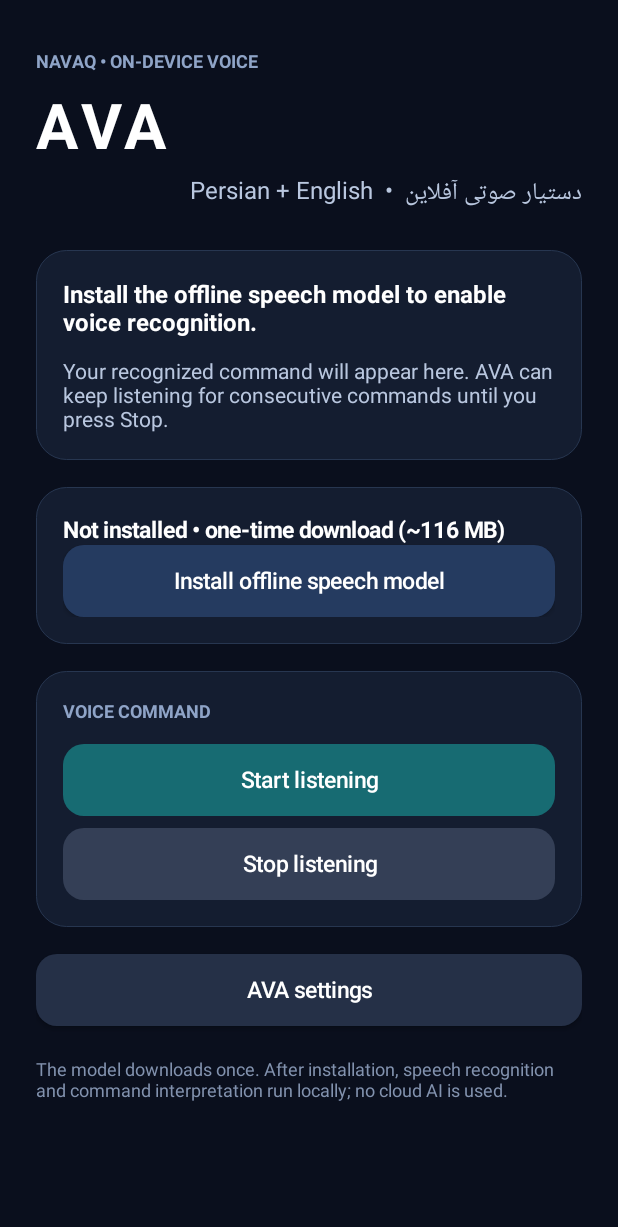
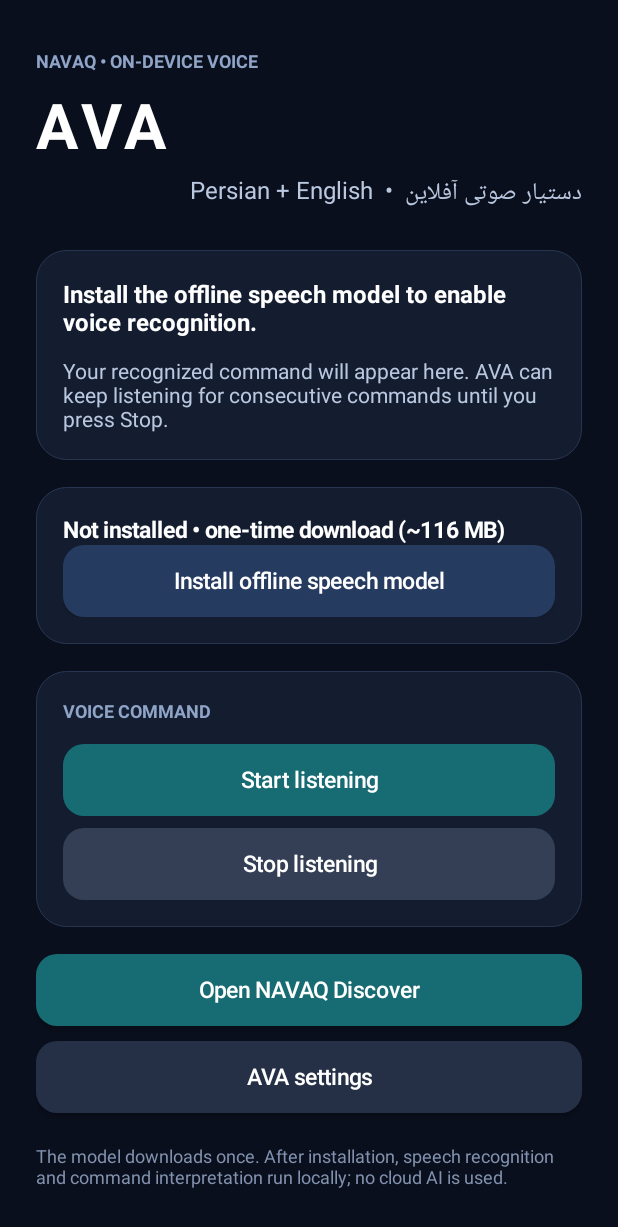
Before and after one commit to hajighmony-sudo/NAVAQ, an Android app: the screen it shows after launch (AvaActivity), on a phone screen of 412 x 824 dp. Shown: the top 1227 px of the screen. Run offline under Robolectric (Android 15) with nearby library versions, the phone set to English and light mode, and no system bars; libraries missing offline, so code that uses them is left out: org.apache.commons; pictures from the network do not load; 2 statements that could not run were skipped.

Commit message:
Add Discover entry point to NAVAQ home screen

```diff
--- a/android/src/main/java/com/navaq/android/ava/AvaActivity.kt
+++ b/android/src/main/java/com/navaq/android/ava/AvaActivity.kt
@@ -21,6 +21,7 @@ import android.widget.ScrollView
 import android.widget.TextView
 import androidx.core.content.ContextCompat
 import com.navaq.android.playback.NavaqPlaybackService
+import com.navaq.android.discover.DiscoverActivity
 
 /**
  * Small, native AVA host screen. It gives the Android application a real,
@@ -220,6 +221,11 @@ class AvaActivity : Activity() {
         voiceCard.addView(stopButton)
         root.addView(voiceCard, verticalParams(bottom = 18))
 
+        val discoverButton = button("Open NAVAQ Discover", 0xFF176B72.toInt()) {
+            startActivity(Intent(this, DiscoverActivity::class.java))
+        }
+        root.addView(discoverButton, verticalParams(bottom = 10))
+
         val settingsButton = button("AVA settings", 0xFF253047.toInt()) {
             startActivity(Intent(this, AvaSettingsActivity::class.java))
         }
```
